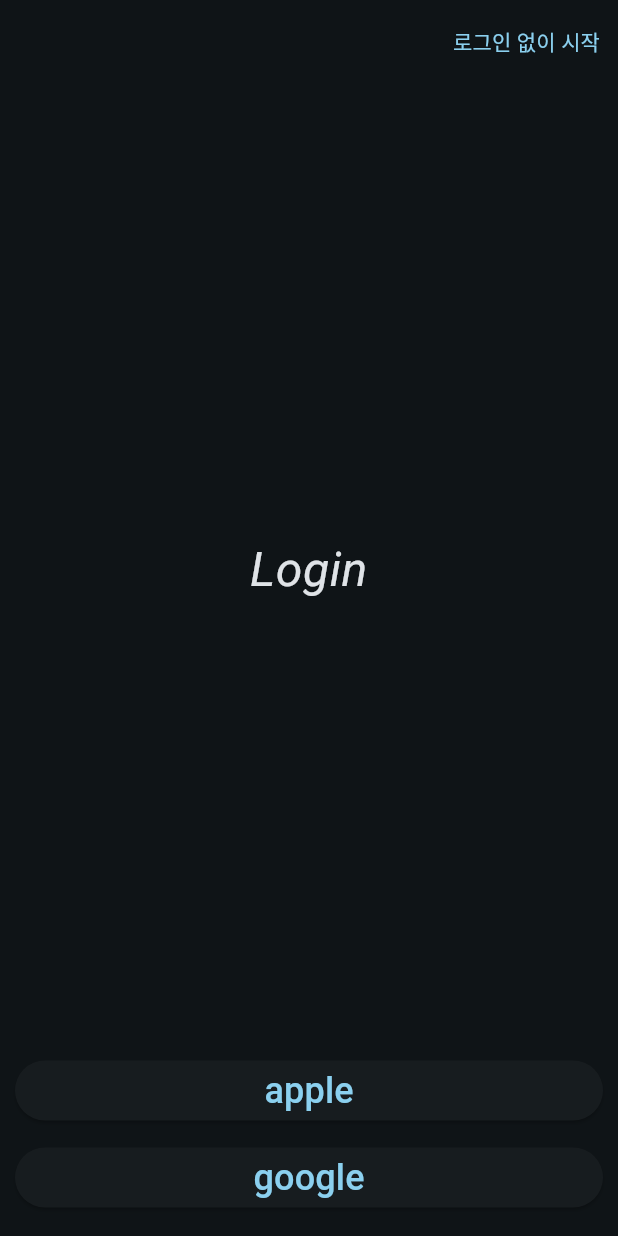
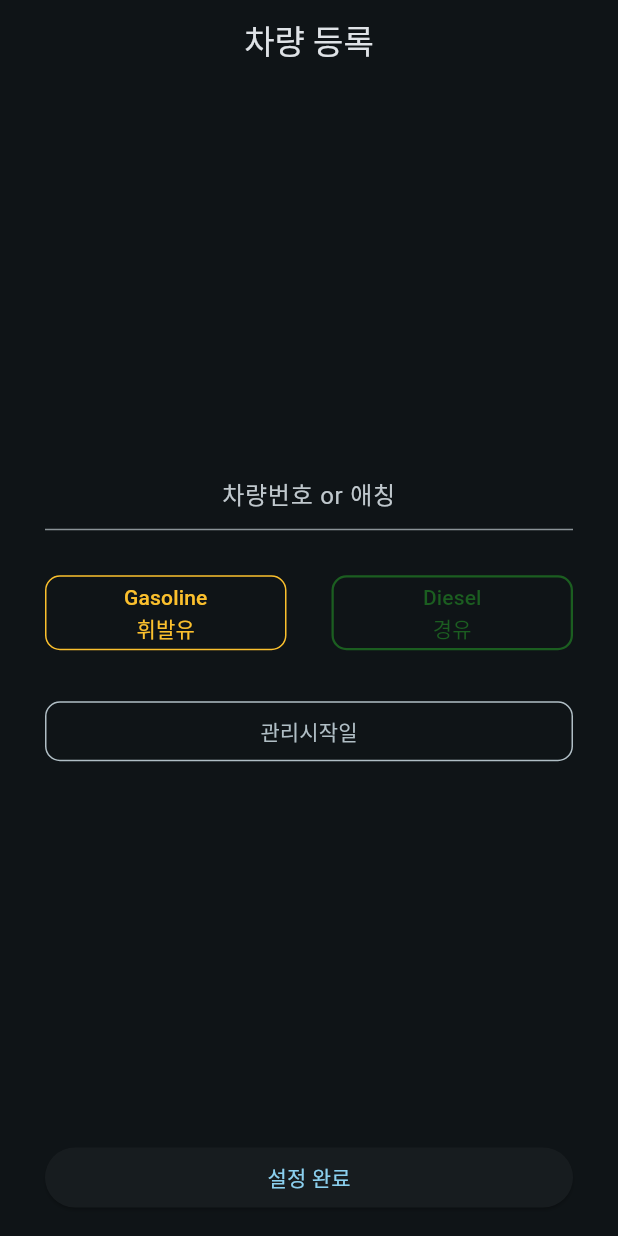
Before and after one commit to SloWax/EnvyCar, a Flutter app: the screen it shows after launch, on a phone screen of 412 x 824 dp. Run offline on Flutter 3.47's test engine with Material 3 defaults, Android fonts, the phone set to English and light mode, and no system bars.

Commit message:
AddCar View

```diff
--- /dev/null
+++ b/envy_car/lib/Car/AddCarView.dart
@@ -0,0 +1,87 @@
+import 'package:flutter/material.dart';
+import 'package:flutter/widgets.dart';
+
+class AddCarView extends StatelessWidget {
+  const AddCarView({super.key});
+
+  @override
+  Widget build(BuildContext context) {
+    return Scaffold(
+      appBar: AppBar(centerTitle: true, title: const Text('차량 등록')),
+      body: SafeArea(
+          child: Column(
+        crossAxisAlignment: CrossAxisAlignment.stretch,
+        children: [
+          const Spacer(),
+          Container(
+              margin: const EdgeInsets.only(left: 30.0, right: 30.0),
+              child: const TextField(
+                textAlign: TextAlign.center,
+                decoration: InputDecoration(hintText: '차량번호 or 애칭'),
+              )),
+          const SizedBox(
+            height: 30,
+          ),
+          Row(
+            mainAxisAlignment: MainAxisAlignment.spaceBetween,
+            children: [
+              Expanded(
+                  child: Container(
+                margin: const EdgeInsets.only(left: 30.0, right: 15.0),
+                child: OutlinedButton(
+                  style: OutlinedButton.styleFrom(
+                      padding: const EdgeInsets.only(top: 5, bottom: 5),
+                      side: BorderSide(width: 1, color: Colors.yellow.shade700),
+                      shape: RoundedRectangleBorder(
+                          borderRadius: BorderRadius.circular(10)),
+                      foregroundColor: Colors.yellow.shade700),
+                  onPressed: () {},
+                  child:
+                      const Text('Gasoline\n휘발유', textAlign: TextAlign.center),
+                ),
+              )),
+              Expanded(
+                  child: Container(
+                margin: const EdgeInsets.only(left: 15.0, right: 30.0),
+                child: OutlinedButton(
+                    style: OutlinedButton.styleFrom(
+                        padding: const EdgeInsets.only(top: 5, bottom: 5),
+                        side: BorderSide(
+                            width: 1.5, color: Colors.green.shade900),
+                        shape: RoundedRectangleBorder(
+                            borderRadius: BorderRadius.circular(10)),
+                        foregroundColor: Colors.green.shade900),
+                    onPressed: () {},
+                    child:
+                        const Text('Diesel\n경유', textAlign: TextAlign.center)),
+              ))
+            ],
+          ),
+          const SizedBox(
+            height: 30,
+          ),
+          Container(
+              margin: const EdgeInsets.only(left: 30.0, right: 30.0),
+              child: OutlinedButton(
+                  style: OutlinedButton.styleFrom(
+                      padding: const EdgeInsets.only(top: 5, bottom: 5),
+                      side:
+                          BorderSide(width: 1, color: Colors.blueGrey.shade200),
+                      shape: RoundedRectangleBorder(
+                          borderRadius: BorderRadius.circular(10)),
+                      foregroundColor: Colors.blueGrey.shade200),
+                  onPressed: () {},
+                  child: const Text('관리시작일'))),
+          const Spacer(),
+          Container(
+              margin: const EdgeInsets.only(left: 30.0, right: 30.0),
+              child:
+                  ElevatedButton(onPressed: () {}, child: const Text('설정 완료'))),
+          const SizedBox(
+            height: 15,
+          )
+        ],
+      )),
+    );
+  }
+}
--- a/envy_car/lib/Login/LoginView.dart
+++ b/envy_car/lib/Login/LoginView.dart
@@ -1,17 +1,23 @@
+import 'package:envy_car/Car/AddCarView.dart';
 import 'package:flutter/material.dart';
 
 class LoginView extends StatelessWidget {
   const LoginView({super.key});
 
-  // final String data;
-
-  // const SettingScreen(this.data);
-
   @override
   Widget build(BuildContext context) {
     return Scaffold(
       appBar: AppBar(
-        actions: [TextButton(onPressed: () {}, child: Text('로그인 없이 시작'))],
+        actions: [
+          TextButton(
+              onPressed: () {
+                Navigator.pushReplacement(
+                  context,
+                  MaterialPageRoute(builder: (context) => const AddCarView()),
+                );
+              },
+              child: const Text('로그인 없이 시작'))
+        ],
       ),
       body: SafeArea(
           child: Center(
@@ -19,11 +25,7 @@
                   crossAxisAlignment: CrossAxisAlignment.stretch,
                   children: [
             const Spacer(),
-            // Container(
-            // alignment: Alignment.center,
-            // child:
             const Text('Login', textAlign: TextAlign.center),
-            // ),
             const Spacer(),
             Container(
               margin: const EdgeInsets.only(left: 10.0, right: 10.0),
--- a/envy_car/lib/main.dart
+++ b/envy_car/lib/main.dart
@@ -1,3 +1,4 @@
+import 'package:envy_car/Car/AddCarView.dart';
 import 'package:envy_car/Login/LoginView.dart';
 import 'package:flutter/material.dart';
 
@@ -11,15 +12,18 @@
   @override
   Widget build(BuildContext context) {
     return MaterialApp(
+        title: '오일갈쟈',
         theme: ThemeData(
-            brightness: Brightness.dark,
-            // appBarTheme: AppBarTheme(backgroundColor: Colors.redAccent),
-            colorSchemeSeed: Colors.blueGrey,
-            useMaterial3: true,
-            textTheme: const TextTheme(
-                titleLarge: TextStyle(fontSize: 12),
-                bodyMedium:
-                    TextStyle(fontSize: 32, fontStyle: FontStyle.italic))),
-        home: LoginView());
+          brightness: Brightness.dark,
+          // appBarTheme: AppBarTheme(backgroundColor: Colors.redAccent),
+          colorSchemeSeed: Colors.blueGrey,
+          useMaterial3: true,
+          // textTheme: const TextTheme(
+          //     titleLarge: TextStyle(fontSize: 12),
+          //     bodyMedium:
+          //         TextStyle(fontSize: 32, fontStyle: FontStyle.italic))
+        ),
+        // home: LoginView());
+        home: AddCarView());
   }
 }
```
